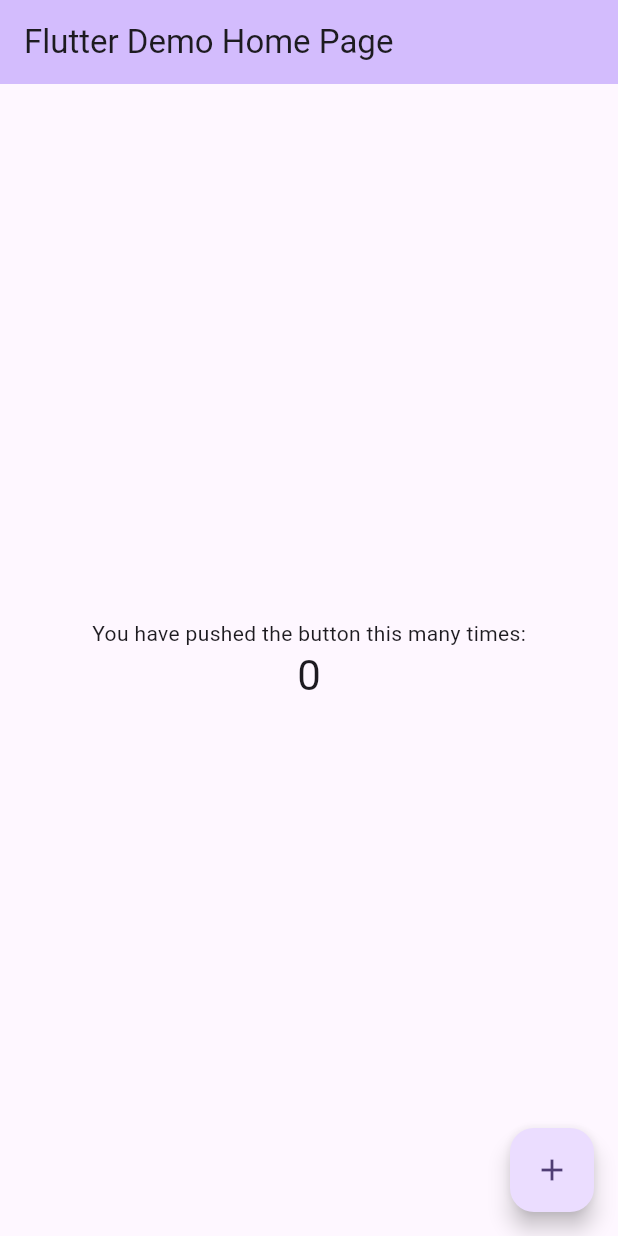
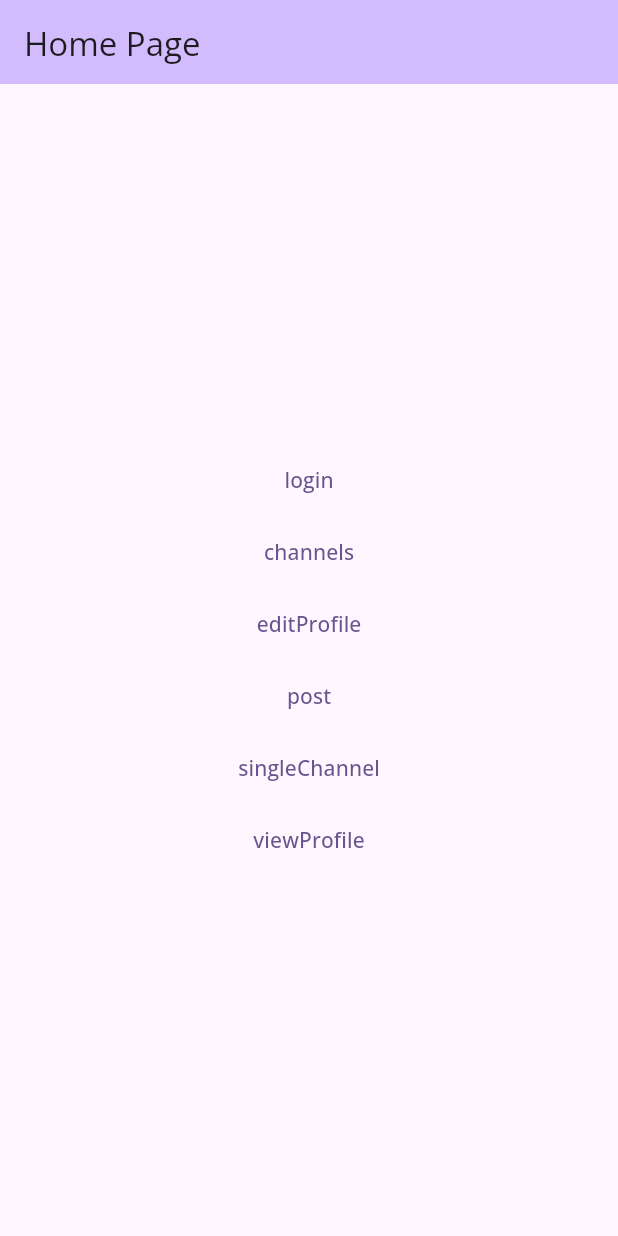
Before and after one commit to Son-OfAnton/campus-bulletin-app, a Flutter app: the screen it shows after launch, on a phone screen of 412 x 824 dp. Run offline on Flutter 3.47's test engine with Material 2 defaults, Android fonts, the phone set to English and light mode, and no system bars; our stand-ins replace font_awesome_flutter, google_fonts.

```diff
--- a/frontend/lib/main.dart
+++ b/frontend/lib/main.dart
@@ -1,4 +1,13 @@
+// ignore_for_file: prefer_const_constructors
+
 import 'package:flutter/material.dart';
+import 'package:google_fonts/google_fonts.dart';
+import 'pages/channels.dart';
+import 'pages/edit_profile.dart';
+import 'pages/login.dart';
+import 'pages/post.dart';
+import 'pages/single_channel.dart';
+import 'pages/view_profile.dart';
 
 void main() {
   runApp(const MyApp());
@@ -7,46 +16,32 @@ void main() {
 class MyApp extends StatelessWidget {
   const MyApp({super.key});
 
-  // This widget is the root of your application.
   @override
   Widget build(BuildContext context) {
     return MaterialApp(
-      title: 'Flutter Demo',
+      debugShowCheckedModeBanner: false,
+      title: 'Campus Bulleting Board',
       theme: ThemeData(
-        // This is the theme of your application.
-        //
-        // TRY THIS: Try running your application with "flutter run". You'll see
-        // the application has a blue toolbar. Then, without quitting the app,
-        // try changing the seedColor in the colorScheme below to Colors.green
-        // and then invoke "hot reload" (save your changes or press the "hot
-        // reload" button in a Flutter-supported IDE, or press "r" if you used
-        // the command line to start the app).
-        //
-        // Notice that the counter didn't reset back to zero; the application
-        // state is not lost during the reload. To reset the state, use hot
-        // restart instead.
-        //
-        // This works for code too, not just values: Most code changes can be
-        // tested with just a hot reload.
+        textTheme: GoogleFonts.openSansTextTheme(),
         colorScheme: ColorScheme.fromSeed(seedColor: Colors.deepPurple),
         useMaterial3: true,
       ),
-      home: const MyHomePage(title: 'Flutter Demo Home Page'),
+      // darkTheme: ThemeData.dark(),
+      home: const MyHomePage(title: 'Home Page'),
+      routes: {
+        '/login': (context) => const Login(),
+        '/channels': (context) => const Channels(),
+        '/editProfile': (context) => const EditProfile(),
+        '/post': (context) => const Post(),
+        '/singleChannel': (context) => const SingleChannel(),
+        '/viewProfile': (context) => const ViewProfile(),
+      },
     );
   }
 }
 
 class MyHomePage extends StatefulWidget {
   const MyHomePage({super.key, required this.title});
-
-  // This widget is the home page of your application. It is stateful, meaning
-  // that it has a State object (defined below) that contains fields that affect
-  // how it looks.
-
-  // This class is the configuration for the state. It holds the values (in this
-  // case the title) provided by the parent (in this case the App widget) and
-  // used by the build method of the State. Fields in a Widget subclass are
-  // always marked "final".
 
   final String title;
 
@@ -55,71 +50,39 @@ class MyHomePage extends StatefulWidget {
 }
 
 class _MyHomePageState extends State<MyHomePage> {
-  int _counter = 0;
-
-  void _incrementCounter() {
-    setState(() {
-      // This call to setState tells the Flutter framework that something has
-      // changed in this State, which causes it to rerun the build method below
-      // so that the display can reflect the updated values. If we changed
-      // _counter without calling setState(), then the build method would not be
-      // called again, and so nothing would appear to happen.
-      _counter++;
-    });
-  }
+  final List<String> routeNames = [
+    '/login',
+    '/channels',
+    '/editProfile',
+    '/post',
+    '/singleChannel',
+    '/viewProfile',
+  ];
 
   @override
   Widget build(BuildContext context) {
-    // This method is rerun every time setState is called, for instance as done
-    // by the _incrementCounter method above.
-    //
-    // The Flutter framework has been optimized to make rerunning build methods
-    // fast, so that you can just rebuild anything that needs updating rather
-    // than having to individually change instances of widgets.
     return Scaffold(
       appBar: AppBar(
-        // TRY THIS: Try changing the color here to a specific color (to
-        // Colors.amber, perhaps?) and trigger a hot reload to see the AppBar
-        // change color while the other colors stay the same.
         backgroundColor: Theme.of(context).colorScheme.inversePrimary,
-        // Here we take the value from the MyHomePage object that was created by
-        // the App.build method, and use it to set our appbar title.
         title: Text(widget.title),
       ),
       body: Center(
-        // Center is a layout widget. It takes a single child and positions it
-        // in the middle of the parent.
         child: Column(
-          // Column is also a layout widget. It takes a list of children and
-          // arranges them vertically. By default, it sizes itself to fit its
-          // children horizontally, and tries to be as tall as its parent.
-          //
-          // Column has various properties to control how it sizes itself and
-          // how it positions its children. Here we use mainAxisAlignment to
-          // center the children vertically; the main axis here is the vertical
-          // axis because Columns are vertical (the cross axis would be
-          // horizontal).
-          //
-          // TRY THIS: Invoke "debug painting" (choose the "Toggle Debug Paint"
-          // action in the IDE, or press "p" in the console), to see the
-          // wireframe for each widget.
           mainAxisAlignment: MainAxisAlignment.center,
-          children: <Widget>[
-            const Text(
-              'You have pushed the button this many times:',
-            ),
-            Text(
-              '$_counter',
-              style: Theme.of(context).textTheme.headlineMedium,
-            ),
-          ],
+          children: buildButtons(context),
         ),
       ),
-      floatingActionButton: FloatingActionButton(
-        onPressed: _incrementCounter,
-        tooltip: 'Increment',
-        child: const Icon(Icons.add),
-      ), // This trailing comma makes auto-formatting nicer for build methods.
     );
   }
+
+  List<Widget> buildButtons(BuildContext context) {
+    return routeNames.map((routeName) {
+      return TextButton(
+        onPressed: () {
+          Navigator.pushNamed(context, routeName);
+        },
+        child: Text(routeName.substring(1)), // Removing the leading '/'
+      );
+    }).toList();
+  }
 }
--- /dev/null
+++ b/frontend/lib/pages/edit_profile.dart
@@ -0,0 +1,18 @@
+import 'package:flutter/material.dart';
+
+class EditProfile extends StatelessWidget {
+  const EditProfile({super.key});
+
+  @override
+  Widget build(BuildContext context) {
+    return Scaffold(
+      appBar: AppBar(
+        backgroundColor: Theme.of(context).colorScheme.inversePrimary,
+        title: const Text('EditProfile'),
+      ),
+      body: const Center(
+        child: Text('EditProfile'),
+      ),
+    );
+  }
+}
--- /dev/null
+++ b/frontend/lib/pages/login.dart
@@ -0,0 +1,18 @@
+import 'package:flutter/material.dart';
+
+class Login extends StatelessWidget {
+  const Login({super.key});
+
+  @override
+  Widget build(BuildContext context) {
+    return Scaffold(
+      appBar: AppBar(
+        backgroundColor: Theme.of(context).colorScheme.inversePrimary,
+        title: const Text('Login'),
+      ),
+      body: const Center(
+        child: Text('Login'),
+      ),
+    );
+  }
+}
--- /dev/null
+++ b/frontend/lib/pages/post.dart
@@ -0,0 +1,18 @@
+import 'package:flutter/material.dart';
+
+class Post extends StatelessWidget {
+  const Post({super.key});
+
+  @override
+  Widget build(BuildContext context) {
+    return Scaffold(
+      appBar: AppBar(
+        backgroundColor: Theme.of(context).colorScheme.inversePrimary,
+        title: const Text('Post'),
+      ),
+      body: const Center(
+        child: Text('Post'),
+      ),
+    );
+  }
+}
--- /dev/null
+++ b/frontend/lib/pages/single_channel.dart
@@ -0,0 +1,18 @@
+import 'package:flutter/material.dart';
+
+class SingleChannel extends StatelessWidget {
+  const SingleChannel({super.key});
+
+  @override
+  Widget build(BuildContext context) {
+    return Scaffold(
+      appBar: AppBar(
+        backgroundColor: Theme.of(context).colorScheme.inversePrimary,
+        title: const Text('SingleChannel'),
+      ),
+      body: const Center(
+        child: Text('SingleChannel'),
+      ),
+    );
+  }
+}
--- /dev/null
+++ b/frontend/lib/pages/view_profile.dart
@@ -0,0 +1,18 @@
+import 'package:flutter/material.dart';
+
+class ViewProfile extends StatelessWidget {
+  const ViewProfile({super.key});
+
+  @override
+  Widget build(BuildContext context) {
+    return Scaffold(
+      appBar: AppBar(
+        backgroundColor: Theme.of(context).colorScheme.inversePrimary,
+        title: const Text('ViewProfile'),
+      ),
+      body: const Center(
+        child: Text('ViewProfile'),
+      ),
+    );
+  }
+}
--- a/frontend/pubspec.yaml
+++ b/frontend/pubspec.yaml
@@ -35,6 +35,8 @@ dependencies:
   # The following adds the Cupertino Icons font to your application.
   # Use with the CupertinoIcons class for iOS style icons.
   cupertino_icons: ^1.0.2
+  font_awesome_flutter: ^10.6.0
+  google_fonts: ^6.1.0
 
 dev_dependencies:
   flutter_test:
```
Also changed, not shown: frontend/lib/pages/channels.dart (added, +102 -0 lines), frontend/lib/pages/signup.dart (added, +18 -0 lines), frontend/pubspec.lock, 2 other files.
